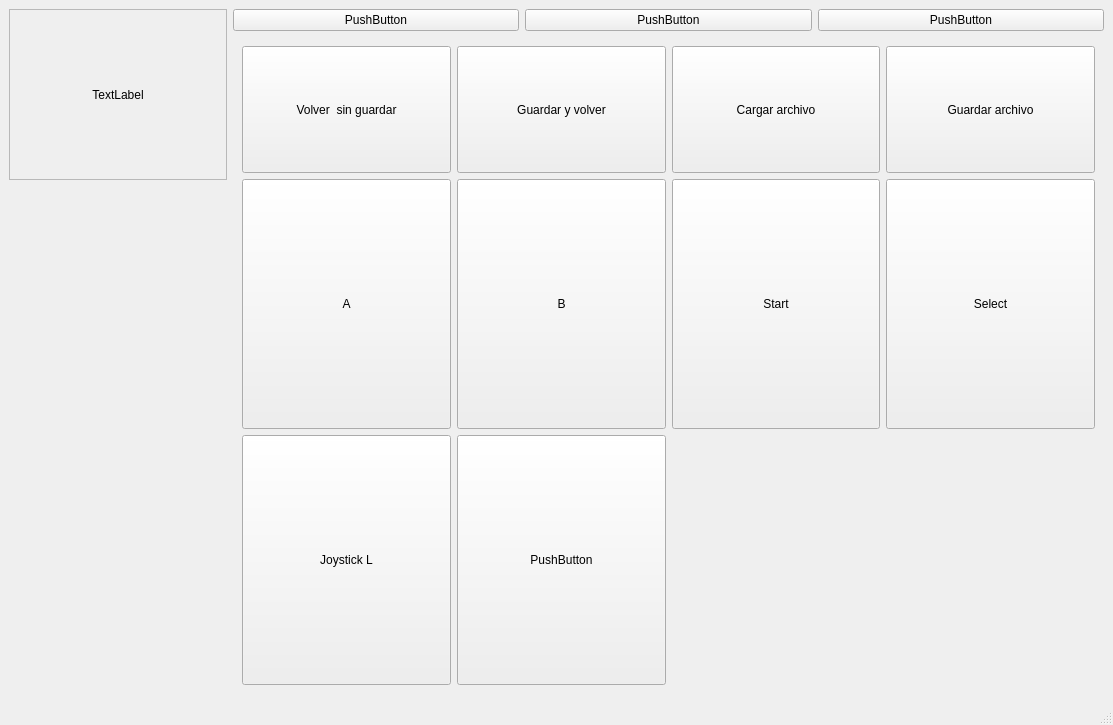
Ivigaga/TFG, file prueba.ui: the form before one commit.
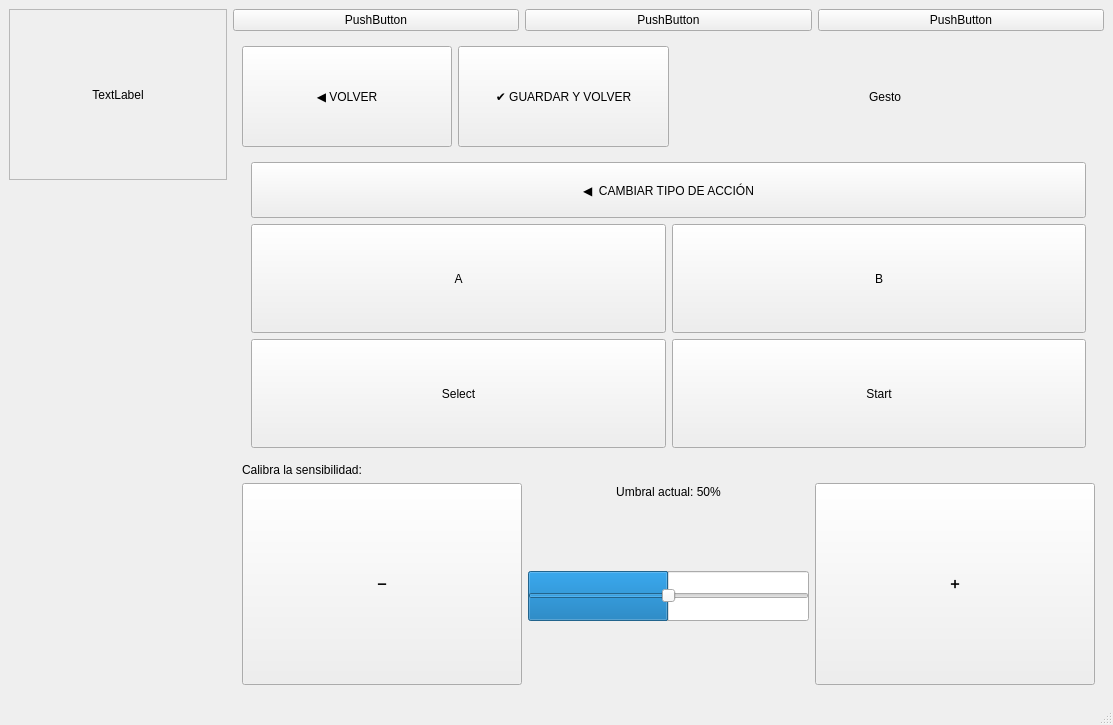
The form after the commit. The open tabs and pages were chosen to show the change. Icons and pictures are not drawn.

Commit message: Cambiada la interfaz para la nueva logica de mapeo (gesto->botón)

```diff
--- a/prueba.ui
+++ b/prueba.ui
@@ -205,168 +205,7 @@
               </item>
              </layout>
             </widget>
-            <widget class="QWidget" name="controlsPage">
-             <layout class="QGridLayout" name="gridLayout_4">
-              <item row="0" column="0">
-               <layout class="QVBoxLayout" name="verticalLayout_4" stretch="1,4">
-                <item>
-                 <layout class="QHBoxLayout" name="horizontalLayout_4">
-                  <item>
-                   <widget class="QPushButton" name="controlsCancelButton">
-                    <property name="sizePolicy">
-                     <sizepolicy hsizetype="Minimum" vsizetype="Expanding">
-                      <horstretch>0</horstretch>
-                      <verstretch>0</verstretch>
-                     </sizepolicy>
-                    </property>
-                    <property name="text">
-                     <string>Volver  sin guardar</string>
-                    </property>
-                   </widget>
-                  </item>
-                  <item>
-                   <widget class="QPushButton" name="pushButton_9">
-                    <property name="sizePolicy">
-                     <sizepolicy hsizetype="Minimum" vsizetype="Expanding">
-                      <horstretch>0</horstretch>
-                      <verstretch>0</verstretch>
-                     </sizepolicy>
-                    </property>
-                    <property name="text">
-                     <string>Guardar y volver</string>
-                    </property>
-                   </widget>
-                  </item>
-                  <item>
-                   <widget class="QPushButton" name="pushButton_7">
-                    <property name="sizePolicy">
-                     <sizepolicy hsizetype="Minimum" vsizetype="Expanding">
-                      <horstretch>0</horstretch>
-                      <verstretch>0</verstretch>
-                     </sizepolicy>
-                    </property>
-                    <property name="text">
-                     <string>Cargar archivo</string>
-                    </property>
-                   </widget>
-                  </item>
-                  <item>
-                   <widget class="QPushButton" name="pushButton_8">
-                    <property name="sizePolicy">
-                     <sizepolicy hsizetype="Minimum" vsizetype="Expanding">
-                      <horstretch>0</horstretch>
-                      <verstretch>0</verstretch>
-                     </sizepolicy>
-                    </property>
-                    <property name="text">
-                     <string>Guardar archivo</string>
-                    </property>
-                   </widget>
-                  </item>
-                 </layout>
-                </item>
-                <item>
-                 <layout class="QGridLayout" name="gridLayout_3">
-                  <property name="sizeConstraint">
-                   <enum>QLayout::SizeConstraint::SetMaximumSize</enum>
-                  </property>
-                  <item row="0" column="2">
-                   <widget class="QPushButton" name="Start_button">
-                    <property name="sizePolicy">
-                     <sizepolicy hsizetype="Minimum" vsizetype="Expanding">
-                      <horstretch>0</horstretch>
-                      <verstretch>0</verstretch>
-                     </sizepolicy>
-                    </property>
-                    <property name="text">
-                     <string>Start</string>
-                    </property>
-                    <property name="gamepadInput" stdset="0">
-                     <string>XUSB_GAMEPAD_START</string>
-                    </property>
-                   </widget>
-                  </item>
-                  <item row="0" column="1">
-                   <widget class="QPushButton" name="B_button">
-                    <property name="sizePolicy">
-                     <sizepolicy hsizetype="Minimum" vsizetype="Expanding">
-                      <horstretch>0</horstretch>
-                      <verstretch>0</verstretch>
-                     </sizepolicy>
-                    </property>
-                    <property name="text">
-                     <string>B</string>
-                    </property>
-                    <property name="gamepadInput" stdset="0">
-                     <string>XUSB_GAMEPAD_B</string>
-                    </property>
-                   </widget>
-                  </item>
-                  <item row="0" column="3">
-                   <widget class="QPushButton" name="Select_button">
-                    <property name="sizePolicy">
-                     <sizepolicy hsizetype="Minimum" vsizetype="Expanding">
-                      <horstretch>0</horstretch>
-                      <verstretch>0</verstretch>
-                     </sizepolicy>
-                    </property>
-                    <property name="text">
-                     <string>Select</string>
-                    </property>
-                    <property name="gamepadInput" stdset="0">
-                     <string>XUSB_GAMEPAD_BACK</string>
-                    </property>
-                   </widget>
-                  </item>
-                  <item row="0" column="0">
-                   <widget class="QPushButton" name="A_button">
-                    <property name="sizePolicy">
-                     <sizepolicy hsizetype="Minimum" vsizetype="Expanding">
-                      <horstretch>0</horstretch>
-                      <verstretch>0</verstretch>
-                     </sizepolicy>
-                    </property>
-                    <property name="text">
-                     <string>A</string>
-                    </property>
-                    <property name="gamepadInput" stdset="0">
-                     <string>XUSB_GAMEPAD_A</string>
-                    </property>
-                   </widget>
-                  </item>
-                  <item row="1" column="0">
-                   <widget class="QPushButton" name="L_button">
-                    <property name="sizePolicy">
-                     <sizepolicy hsizetype="Minimum" vsizetype="Expanding">
-                      <horstretch>0</horstretch>
-                      <verstretch>0</verstretch>
-                     </sizepolicy>
-                    </property>
-                    <property name="text">
-                     <string>Joystick L</string>
-                    </property>
-                   </widget>
-                  </item>
-                  <item row="1" column="1">
-                   <widget class="QPushButton" name="pushButton_15">
-                    <property name="sizePolicy">
-                     <sizepolicy hsizetype="Minimum" vsizetype="Expanding">
-                      <horstretch>0</horstretch>
-                      <verstretch>0</verstretch>
-                     </sizepolicy>
-                    </property>
-                    <property name="text">
-                     <string>PushButton</string>
-                    </property>
-                   </widget>
-                  </item>
-                 </layout>
-                </item>
-               </layout>
-              </item>
-             </layout>
-            </widget>
-            <widget class="QWidget" name="page">
+            <widget class="QWidget" name="gesturesPage">
              <layout class="QVBoxLayout" name="verticalLayout_7" stretch="1,4">
               <item>
                <layout class="QHBoxLayout" name="horizontalLayout_5" stretch="1,1,1,2">
@@ -398,60 +237,16 @@
                  </widget>
                 </item>
                 <item>
-                 <widget class="QWidget" name="widget" native="true">
-                  <layout class="QGridLayout" name="gridLayout_5">
-                   <item row="1" column="0">
-                    <widget class="QProgressBar" name="scoreBar">
-                     <property name="maximum">
-                      <number>100</number>
-                     </property>
-                     <property name="value">
-                      <number>100</number>
-                     </property>
-                     <property name="textVisible">
-                      <bool>false</bool>
-                     </property>
-                     <property name="invertedAppearance">
-                      <bool>false</bool>
-                     </property>
-                     <property name="format">
-                      <string>%p%</string>
-                     </property>
-                    </widget>
-                   </item>
-                   <item row="0" column="0">
-                    <widget class="QSlider" name="scoreSlider">
-                     <property name="styleSheet">
-                      <string notr="true">QSlider {
-    background: transparent;
-}
-QSlider::groove:horizontal {
-    background: transparent;
-    height: 0px; /* Oculta la línea del riel */
-}
-QSlider::handle:horizontal {
-    background: #FF5722; /* Un color llamativo para el threshold */
-    width: 10px;
-    height: 20px; /* Que sea alto para que cruce la barra */
-    margin: -10px 0; /* Ajusta para centrarlo verticalmente */
-    border-radius: 2px;
-}
-QSlider::sub-page:horizontal {
-    background: transparent;
-}
-QSlider::add-page:horizontal {
-    background: transparent;
-}</string>
-                     </property>
-                     <property name="maximum">
-                      <number>100</number>
-                     </property>
-                     <property name="orientation">
-                      <enum>Qt::Orientation::Horizontal</enum>
-                     </property>
-                    </widget>
-                   </item>
-                  </layout>
+                 <widget class="QPushButton" name="gesturesSaveExternalButton">
+                  <property name="sizePolicy">
+                   <sizepolicy hsizetype="Minimum" vsizetype="Expanding">
+                    <horstretch>0</horstretch>
+                    <verstretch>0</verstretch>
+                   </sizepolicy>
+                  </property>
+                  <property name="text">
+                   <string>Guardar archivo</string>
+                  </property>
                  </widget>
                 </item>
                </layout>
@@ -590,53 +385,422 @@
                   </attribute>
                  </widget>
                 </item>
-                <item row="1" column="0">
-                 <widget class="QPushButton" name="pushButton_19">
+               </layout>
+              </item>
+             </layout>
+            </widget>
+            <widget class="QWidget" name="controlsPage">
+             <layout class="QVBoxLayout" name="verticalLayout_controlsPage" stretch="2,6,0,4">
+              <item>
+               <layout class="QHBoxLayout" name="horizontalLayout_controlsHeader" stretch="1,1,2">
+                <item>
+                 <widget class="QPushButton" name="controlsCancelButton">
                   <property name="sizePolicy">
-                   <sizepolicy hsizetype="Minimum" vsizetype="Expanding">
+                   <sizepolicy hsizetype="Expanding" vsizetype="Minimum">
                     <horstretch>0</horstretch>
                     <verstretch>0</verstretch>
                    </sizepolicy>
                   </property>
                   <property name="text">
-                   <string>Cejas</string>
+                   <string>◀ VOLVER</string>
                   </property>
-                  <property name="iconSize">
-                   <size>
-                    <width>16</width>
-                    <height>16</height>
-                   </size>
+                 </widget>
+                </item>
+                <item>
+                 <widget class="QPushButton" name="controlSaveButon">
+                  <property name="sizePolicy">
+                   <sizepolicy hsizetype="Expanding" vsizetype="Minimum">
+                    <horstretch>0</horstretch>
+                    <verstretch>0</verstretch>
+                   </sizepolicy>
                   </property>
-                  <property name="checkable">
-                   <bool>true</bool>
+                  <property name="text">
+                   <string>✔ GUARDAR Y VOLVER</string>
                   </property>
                   <property name="autoExclusive">
                    <bool>true</bool>
                   </property>
-                  <property name="gesture" stdset="0">
-                   <string>eyeBrowsUp</string>
+                 </widget>
+                </item>
+                <item>
+                 <widget class="QLabel" name="gestureLabel">
+                  <property name="text">
+                   <string>Gesto</string>
                   </property>
-                  <attribute name="buttonGroup">
-                   <string notr="true">buttonGroup</string>
-                  </attribute>
+                  <property name="alignment">
+                   <set>Qt::AlignmentFlag::AlignCenter</set>
+                  </property>
                  </widget>
                 </item>
-                <item row="1" column="1">
-                 <widget class="QPushButton" name="pushButton_22">
+               </layout>
+              </item>
+              <item>
+               <widget class="QStackedWidget" name="stackedWidgetAcciones">
+                <property name="currentIndex">
+                 <number>0</number>
+                </property>
+                <widget class="QWidget" name="page_category">
+                 <layout class="QHBoxLayout" name="horizontalLayout_cat">
+                  <item>
+                   <widget class="QPushButton" name="btn_cat_mando">
+                    <property name="sizePolicy">
+                     <sizepolicy hsizetype="Expanding" vsizetype="Expanding">
+                      <horstretch>0</horstretch>
+                      <verstretch>0</verstretch>
+                     </sizepolicy>
+                    </property>
+                    <property name="text">
+                     <string>🎮 BOTÓN DEL MANDO</string>
+                    </property>
+                   </widget>
+                  </item>
+                  <item>
+                   <widget class="QPushButton" name="btn_cat_sys">
+                    <property name="sizePolicy">
+                     <sizepolicy hsizetype="Expanding" vsizetype="Expanding">
+                      <horstretch>0</horstretch>
+                      <verstretch>0</verstretch>
+                     </sizepolicy>
+                    </property>
+                    <property name="text">
+                     <string>⚙️ ACCIÓN DE SISTEMA</string>
+                    </property>
+                   </widget>
+                  </item>
+                 </layout>
+                </widget>
+                <widget class="QWidget" name="page_mando">
+                 <layout class="QVBoxLayout" name="verticalLayout_mando" stretch="1,4">
+                  <item>
+                   <widget class="QPushButton" name="btn_volver_cat1">
+                    <property name="sizePolicy">
+                     <sizepolicy hsizetype="Expanding" vsizetype="Minimum">
+                      <horstretch>0</horstretch>
+                      <verstretch>0</verstretch>
+                     </sizepolicy>
+                    </property>
+                    <property name="text">
+                     <string>◀  CAMBIAR TIPO DE ACCIÓN</string>
+                    </property>
+                    <property name="type" stdset="0">
+                     <string>secondary</string>
+                    </property>
+                   </widget>
+                  </item>
+                  <item>
+                   <layout class="QGridLayout" name="gridLayout_mando">
+                    <item row="1" column="1">
+                     <widget class="QPushButton" name="Start_button">
+                      <property name="sizePolicy">
+                       <sizepolicy hsizetype="Expanding" vsizetype="Expanding">
+                        <horstretch>0</horstretch>
+                        <verstretch>0</verstretch>
+                       </sizepolicy>
+                      </property>
+                      <property name="text">
+                       <string>Start</string>
+                      </property>
+                      <property name="checkable">
+                       <bool>true</bool>
+                      </property>
+                      <property name="autoExclusive">
+                       <bool>true</bool>
+                      </property>
+                      <property name="gamepadInput" stdset="0">
+                       <string>XUSB_GAMEPAD_START</string>
+                      </property>
+                      <attribute name="buttonGroup">
+                       <string notr="true">controlButtons</string>
+                      </attribute>
+                     </widget>
+                    </item>
+                    <item row="1" column="0">
+                     <widget class="QPushButton" name="Select_button">
+                      <property name="sizePolicy">
+                       <sizepolicy hsizetype="Expanding" vsizetype="Expanding">
+                        <horstretch>0</horstretch>
+                        <verstretch>0</verstretch>
+                       </sizepolicy>
+                      </property>
+                      <property name="text">
+                       <string>Select</string>
+                      </property>
+                      <property name="checkable">
+                       <bool>true</bool>
+                      </property>
+                      <property name="autoExclusive">
+                       <bool>true</bool>
+                      </property>
+                      <property name="gamepadInput" stdset="0">
+                       <string>XUSB_GAMEPAD_BACK</string>
+                      </property>
+                      <attribute name="buttonGroup">
+                       <string notr="true">controlButtons</string>
+                      </attribute>
+                     </widget>
+                    </item>
+                    <item row="0" column="0">
+                     <widget class="QPushButton" name="A_button">
+                      <property name="sizePolicy">
+                       <sizepolicy hsizetype="Expanding" vsizetype="Expanding">
+                        <horstretch>0</horstretch>
+                        <verstretch>0</verstretch>
+                       </sizepolicy>
+                      </property>
+                      <property name="text">
+                       <string>A</string>
+                      </property>
+                      <property name="checkable">
+                       <bool>true</bool>
+                      </property>
+                      <property name="autoExclusive">
+                       <bool>true</bool>
+                      </property>
+                      <property name="gamepadInput" stdset="0">
+                       <string>XUSB_GAMEPAD_A</string>
+                      </property>
+                      <attribute name="buttonGroup">
+                       <string notr="true">controlButtons</string>
+                      </attribute>
+                     </widget>
+                    </item>
+                    <item row="0" column="1">
+                     <widget class="QPushButton" name="B_button">
+                      <property name="sizePolicy">
+                       <sizepolicy hsizetype="Expanding" vsizetype="Expanding">
+                        <horstretch>0</horstretch>
+                        <verstretch>0</verstretch>
+                       </sizepolicy>
+                      </property>
+                      <property name="text">
+                       <string>B</string>
+                      </property>
+                      <property name="checkable">
+                       <bool>true</bool>
+                      </property>
+                      <property name="autoExclusive">
+                       <bool>true</bool>
+                      </property>
+                      <property name="gamepadInput" stdset="0">
+                       <string>XUSB_GAMEPAD_B</string>
+                      </property>
+                      <attribute name="buttonGroup">
+                       <string notr="true">controlButtons</string>
+                      </attribute>
+                     </widget>
+                    </item>
+                   </layout>
+                  </item>
+                 </layout>
+                </widget>
+                <widget class="QWidget" name="page_sys">
+                 <layout class="QVBoxLayout" name="verticalLayout_sys" stretch="1,3">
+                  <item>
+                   <widget class="QPushButton" name="btn_volver_cat2">
+                    <property name="sizePolicy">
+                     <sizepolicy hsizetype="Expanding" vsizetype="Minimum">
+                      <horstretch>0</horstretch>
+                      <verstretch>0</verstretch>
+                     </sizepolicy>
+                    </property>
+                    <property name="text">
+                     <string>◀  CAMBIAR TIPO DE ACCIÓN</string>
+                    </property>
+                    <property name="type" stdset="0">
+                     <string>secondary</string>
+                    </property>
+                   </widget>
+                  </item>
+                  <item>
+                   <layout class="QGridLayout" name="gridLayout_sys">
+                    <item row="0" column="0">
+                     <widget class="QPushButton" name="btn_sys_modo">
+                      <property name="sizePolicy">
+                       <sizepolicy hsizetype="Expanding" vsizetype="Expanding">
+                        <horstretch>0</horstretch>
+                        <verstretch>0</verstretch>
+                       </sizepolicy>
+                      </property>
+                      <property name="text">
+                       <string>Cambiar Modo Movimiento</string>
+                      </property>
+                      <property name="checkable">
+                       <bool>true</bool>
+                      </property>
+                      <property name="autoExclusive">
+                       <bool>true</bool>
+                      </property>
+                      <property name="gamepadInput" stdset="0">
+                       <string>SYS_CHANGE_MODE</string>
+                      </property>
+                      <attribute name="buttonGroup">
+                       <string notr="true">controlButtons</string>
+                      </attribute>
+                     </widget>
+                    </item>
+                    <item row="0" column="1">
+                     <widget class="QPushButton" name="btn_sys_nada">
+                      <property name="sizePolicy">
+                       <sizepolicy hsizetype="Expanding" vsizetype="Expanding">
+                        <horstretch>0</horstretch>
+                        <verstretch>0</verstretch>
+                       </sizepolicy>
+                      </property>
+                      <property name="text">
+                       <string>Pensar</string>
+                      </property>
+                      <property name="checkable">
+                       <bool>true</bool>
+                      </property>
+                      <property name="autoExclusive">
+                       <bool>true</bool>
+                      </property>
+                      <property name="gamepadInput" stdset="0">
+                       <string>SYS_NONE</string>
+                      </property>
+                      <attribute name="buttonGroup">
+                       <string notr="true">controlButtons</string>
+                      </attribute>
+                     </widget>
+                    </item>
+                   </layout>
+                  </item>
+                 </layout>
+                </widget>
+               </widget>
+              </item>
+              <item>
+               <widget class="QLabel" name="label_calibracion">
+                <property name="sizePolicy">
+                 <sizepolicy hsizetype="Preferred" vsizetype="Minimum">
+                  <horstretch>0</horstretch>
+                  <verstretch>0</verstretch>
+                 </sizepolicy>
+                </property>
+                <property name="text">
+                 <string>Calibra la sensibilidad:</string>
+                </property>
+               </widget>
+              </item>
+              <item>
+               <layout class="QHBoxLayout" name="horizontalLayout_calib">
+                <item>
+                 <widget class="QPushButton" name="btn_minus">
                   <property name="sizePolicy">
-                   <sizepolicy hsizetype="Minimum" vsizetype="Expanding">
+                   <sizepolicy hsizetype="Expanding" vsizetype="Expanding">
                     <horstretch>0</horstretch>
                     <verstretch>0</verstretch>
                    </sizepolicy>
                   </property>
                   <property name="text">
-                   <string>Abrir boca</string>
+                   <string>➖</string>
                   </property>
-                  <property name="checkable">
-                   <bool>true</bool>
+                 </widget>
+                </item>
+                <item>
+                 <layout class="QVBoxLayout" name="verticalLayout_calib_center" stretch="1,10">
+                  <item>
+                   <widget class="QLabel" name="info_calib">
+                    <property name="sizePolicy">
+                     <sizepolicy hsizetype="Preferred" vsizetype="Minimum">
+                      <horstretch>0</horstretch>
+                      <verstretch>0</verstretch>
+                     </sizepolicy>
+                    </property>
+                    <property name="text">
+                     <string>Umbral actual: 50%</string>
+                    </property>
+                    <property name="alignment">
+                     <set>Qt::AlignmentFlag::AlignCenter</set>
+                    </property>
+                   </widget>
+                  </item>
+                  <item>
+                   <widget class="QWidget" name="scoreContainerWidget" native="true">
+                    <property name="sizePolicy">
+                     <sizepolicy hsizetype="Expanding" vsizetype="Expanding">
+                      <horstretch>0</horstretch>
+                      <verstretch>0</verstretch>
+                     </sizepolicy>
+                    </property>
+                    <layout class="QGridLayout" name="gridLayout_scoreContainer">
+                     <property name="leftMargin">
+                      <number>0</number>
+                     </property>
+                     <property name="topMargin">
+                      <number>0</number>
+                     </property>
+                     <property name="rightMargin">
+                      <number>0</number>
+                     </property>
+                     <property name="bottomMargin">
+                      <number>0</number>
+                     </property>
+                     <item row="0" column="0">
+                      <widget class="QProgressBar" name="scoreBar">
+                       <property name="sizePolicy">
+                        <sizepolicy hsizetype="Expanding" vsizetype="Fixed">
+                         <horstretch>0</horstretch>
+                         <verstretch>0</verstretch>
+                        </sizepolicy>
+                       </property>
+                       <property name="minimumSize">
+                        <size>
+                         <width>0</width>
+                         <height>50</height>
+                        </size>
+                       </property>
+                       <property name="maximum">
+                        <number>100</number>
+                       </property>
+                       <property name="value">
+                        <number>50</number>
+                       </property>
+                       <property name="textVisible">
+                        <bool>false</bool>
+                       </property>
+                      </widget>
+                     </item>
+                     <item row="0" column="0">
+                      <widget class="QSlider" name="scoreSlider">
+                       <property name="sizePolicy">
+                        <sizepolicy hsizetype="Expanding" vsizetype="Fixed">
+                         <horstretch>0</horstretch>
+                         <verstretch>0</verstretch>
+                        </sizepolicy>
+                       </property>
+                       <property name="minimumSize">
+                        <size>
+                         <width>0</width>
+                         <height>50</height>
+                        </size>
+                       </property>
+                       <property name="maximum">
+                        <number>100</number>
+                       </property>
+                       <property name="value">
+                        <number>50</number>
+                       </property>
+                       <property name="orientation">
+                        <enum>Qt::Orientation::Horizontal</enum>
+                       </property>
+                      </widget>
+                     </item>
+                    </layout>
+                   </widget>
+                  </item>
+                 </layout>
+                </item>
+                <item>
+                 <widget class="QPushButton" name="btn_plus">
+                  <property name="sizePolicy">
+                   <sizepolicy hsizetype="Expanding" vsizetype="Expanding">
+                    <horstretch>0</horstretch>
+                    <verstretch>0</verstretch>
+                   </sizepolicy>
                   </property>
-                  <property name="autoExclusive">
-                   <bool>true</bool>
+                  <property name="text">
+                   <string>➕</string>
                   </property>
                   <property name="gesture" stdset="0">
                    <string>jawOpen</string>
```
Left out of the diff: 158 changed lines with no effect on the pictures. The commit also changes 4 other files.
